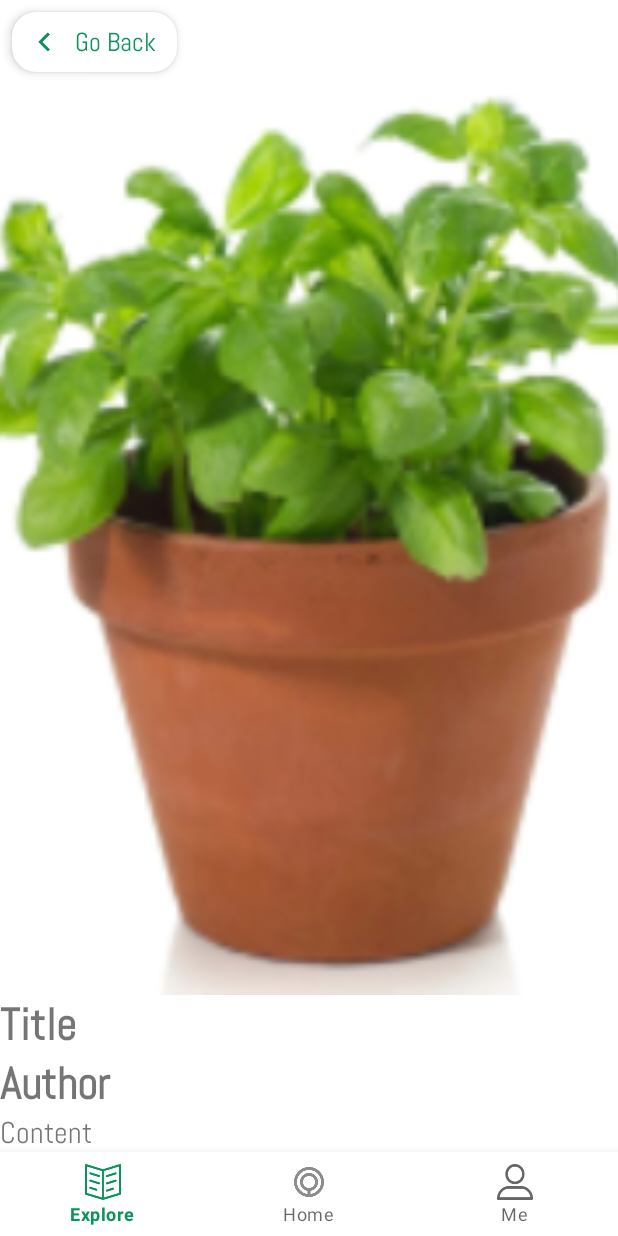
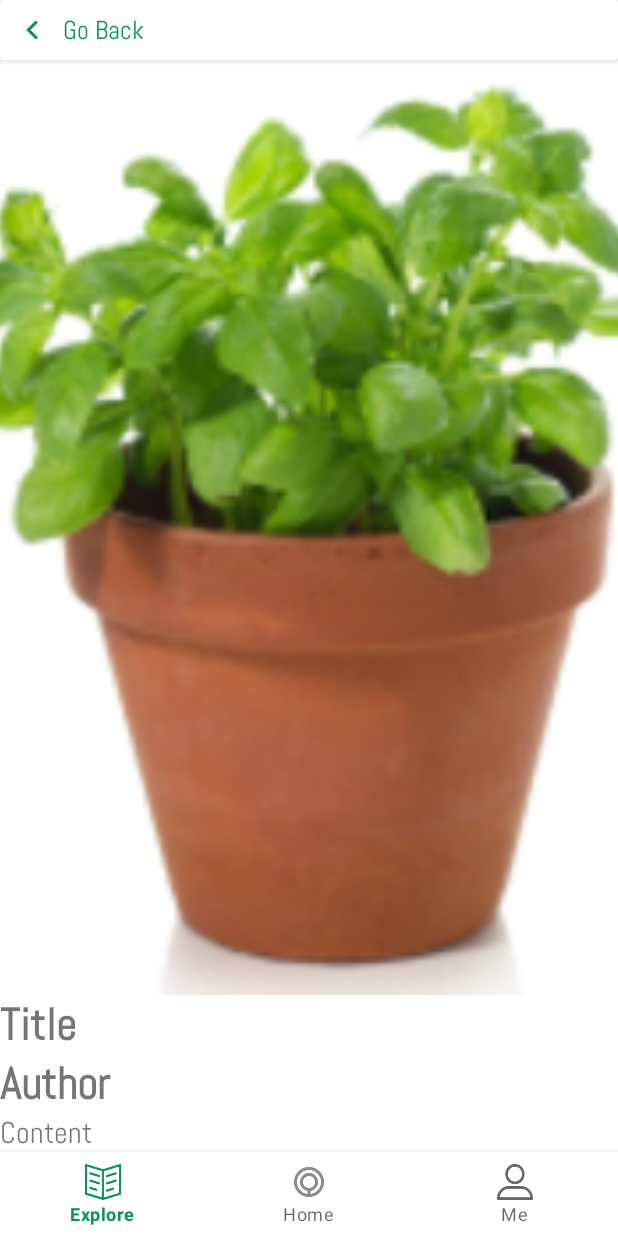
Before and after one commit to fsdkjnv/FinalProjectAndroid, an Android app: the fragment DetailFragment placed in its activity, on a phone screen of 412 x 824 dp. Run offline under Robolectric (Android 15) with nearby library versions, the phone set to English and light mode, and no system bars; our stand-ins replace Firebase (no records; nobody signed in at launch, a user with empty details on screens opened directly).

Commit message:
Vi commit

```diff
--- a/app/src/main/java/com/example/drawer/fragment/FragmentHome/DeviceFragment.java
+++ b/app/src/main/java/com/example/drawer/fragment/FragmentHome/DeviceFragment.java
@@ -141,11 +141,8 @@ public class DeviceFragment extends Fragment {
                             }
 
                            adapter.notifyDataSetChanged();
-
-
                             // Save the updated data to Firebase
                            firebaseDatabaseHelper.saveRecyclerViewDataDevice(encodedEmail, toolbarTitle, sharedViewModel.getInstance().getDeviceList());
-
                             dialog.dismiss();
                         }
                     })
--- a/app/src/main/java/com/example/drawer/fragment/FragmentHome/HomeFragment.java
+++ b/app/src/main/java/com/example/drawer/fragment/FragmentHome/HomeFragment.java
@@ -86,7 +86,6 @@ public class HomeFragment extends Fragment {
                         sharedViewModel.getInstance().addRoom(androidData);
                         adapter.notifyDataSetChanged();
                         firebaseDatabaseHelper.saveRecyclerViewData(encodedEmail, sharedViewModel.getInstance().getDataList());
-
                         dialog.dismiss();
                     }
                 })
--- a/app/src/main/res/layout/activity_detail.xml
+++ b/app/src/main/res/layout/activity_detail.xml
@@ -81,7 +81,7 @@
     <androidx.cardview.widget.CardView
         android:id="@+id/cardViewRecyclerView"
         android:layout_width="370dp"
-        android:layout_height="620dp"
+        android:layout_height="wrap_content"
         app:cardCornerRadius="12dp"
         app:cardUseCompatPadding="true"
         app:cardElevation="5dp"
@@ -92,7 +92,7 @@
         <androidx.recyclerview.widget.RecyclerView
             android:id="@+id/recyclerViewDevice"
             android:layout_width="match_parent"
-            android:layout_height="600dp"
+            android:layout_height="460dp"
             android:layout_marginLeft="8dp"
             android:layout_marginRight="8dp"
             android:scrollbars="vertical" />
--- a/app/src/main/res/layout/fragment_detail.xml
+++ b/app/src/main/res/layout/fragment_detail.xml
@@ -5,21 +5,17 @@
     xmlns:android="http://schemas.android.com/apk/res/android"
     xmlns:app="http://schemas.android.com/apk/res-auto"
     xmlns:tools="http://schemas.android.com/tools"
-    android:fillViewport="true"
-    >
+    android:fillViewport="true">
+
     <LinearLayout
         android:layout_width="match_parent"
         android:layout_height="wrap_content"
-    android:orientation="vertical"
-        >
+        android:orientation="vertical">
 
         <androidx.cardview.widget.CardView
             android:id="@+id/cardViewExplore"
-        android:layout_width="110dp"
+            android:layout_width="match_parent"
             android:layout_height="40dp"
-        android:layout_marginStart="8dp"
-        android:layout_marginTop="8dp"
-        app:cardCornerRadius="16dp"
             app:cardElevation="4dp">
             <!-- Icon and Text in Toolbar -->
             <LinearLayout
@@ -46,8 +42,8 @@
                     android:textSize="17sp" />
 
             </LinearLayout>
+        </androidx.cardview.widget.CardView>
 
-    </androidx.cardview.widget.CardView>
         <ImageView
             android:id="@+id/recImagePlant"
             android:layout_width="match_parent"
@@ -63,26 +59,17 @@
             android:fontFamily="@font/abel_regular"
             android:text="Title"
             android:textSize="30dp"
-                    android:textStyle="bold"/>
+            android:textStyle="bold" />
+
         <TextView
             android:id="@+id/recAuthor"
-        android:fontFamily="@font/abel_regular"
             android:layout_width="match_parent"
             android:layout_height="wrap_content"
+            android:fontFamily="@font/abel_regular"
             android:text="Author"
             android:textSize="30dp"
-        android:textStyle="bold"
-        />
+            android:textStyle="bold" />
 
-<!--                <ScrollView-->
-<!--                    android:layout_width="match_parent"-->
-<!--                    android:layout_height="wrap_content">-->
-
-<!--                    <LinearLayout-->
-<!--                        android:layout_width="match_parent"-->
-<!--                        android:layout_height="wrap_content"-->
-<!--                        android:orientation="vertical"-->
-<!--                        >-->
         <TextView
             android:id="@+id/recContent"
             android:layout_width="match_parent"
@@ -90,25 +77,5 @@
             android:fontFamily="@font/abel_regular"
             android:text="Content"
             android:textSize="20dp" />
-
-<!--                    </LinearLayout>-->
-<!--                </ScrollView>-->
-<!--                <TextView-->
-<!--                    android:id="@+id/recContent"-->
-<!--                    android:layout_width="match_parent"-->
-<!--                    android:layout_height="300dp"-->
-<!--                    android:fontFamily="@font/abel_regular"-->
-<!--                    android:text="Content"-->
-<!--                    android:textSize="20dp" />-->
-
-<!--                <TextView-->
-<!--                    android:id="@+id/recAuthor"-->
-<!--                    android:fontFamily="@font/abel_regular"-->
-<!--                    android:layout_width="match_parent"-->
-<!--                    android:layout_height="wrap_content"-->
-<!--                    android:text="Author"-->
-<!--                    android:textSize="30dp"-->
-<!--                    android:textStyle="bold"-->
-<!--                    />-->
     </LinearLayout>
 </ScrollView>
--- a/app/src/main/res/layout/fragment_home.xml
+++ b/app/src/main/res/layout/fragment_home.xml
@@ -20,7 +20,7 @@
         android:layout_marginStart="24dp"
         android:layout_marginTop="16dp"
         android:fontFamily="@font/abel_regular"
-        android:text="Hello 🌿"
+        android:text="Hello🌿"
         android:textColor="#06492C"
         android:textSize="30sp"
         app:layout_constraintStart_toStartOf="parent"
--- a/app/src/main/res/layout/fragment_signup_tab.xml
+++ b/app/src/main/res/layout/fragment_signup_tab.xml
@@ -56,6 +56,7 @@
                 android:drawablePadding="8dp"
                 android:textColorHint="@android:color/white"
                 android:backgroundTint="@android:color/white"
+                android:textColor="#FFFFFF"
                 android:hint="Email"
                 android:padding="8dp" />
 
@@ -67,6 +68,7 @@
                 android:layout_marginTop="20dp"
                 android:drawableLeft="@drawable/baseline_lock_24"
                 android:drawablePadding="8dp"
+                android:textColor="#FFFFFF"
                 android:hint="Password"
                 android:inputType="textPassword"
                 android:textColorHint="@android:color/white"
@@ -78,6 +80,7 @@
                 android:layout_width="355dp"
                 android:layout_height="60dp"
                 android:layout_gravity="center"
+                android:textColor="#FFFFFF"
                 android:layout_marginTop="20dp"
                 android:drawableLeft="@drawable/baseline_password_24"
                 android:drawablePadding="8dp"
@@ -97,6 +100,7 @@
             android:textColor="#0C9359"
             android:background="@null"
             android:backgroundTint="#FFFFFF"
+
             android:fontFamily="@font/abel_regular"
             android:textSize="18sp"
             app:cornerRadius="3dp"
```
Also changed, not shown: app/src/main/java/com/example/drawer/Adapter/AdapterHome/DeviceAdapter.java (+6 -4 lines), app/src/main/res/layout/fragment_sildeshow.xml (+5 -9 lines). Lines whose indentation alone changed are shown as unchanged.
